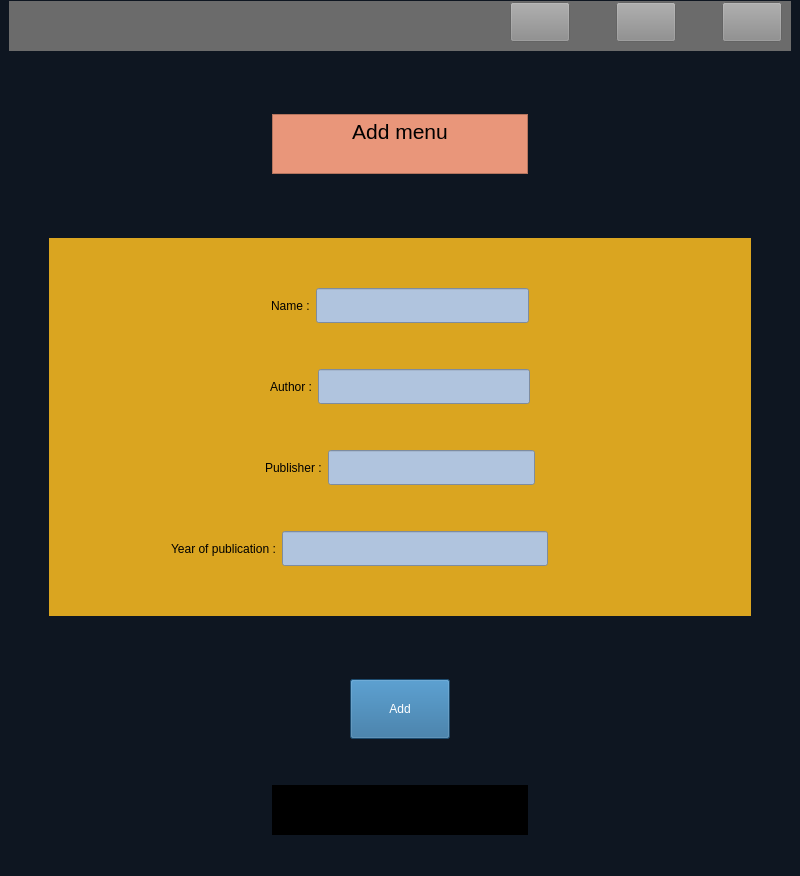
Before: the Qt Designer form Project/add.ui in AminNaghiyan/uiap92_project, drawn with Qt 5.
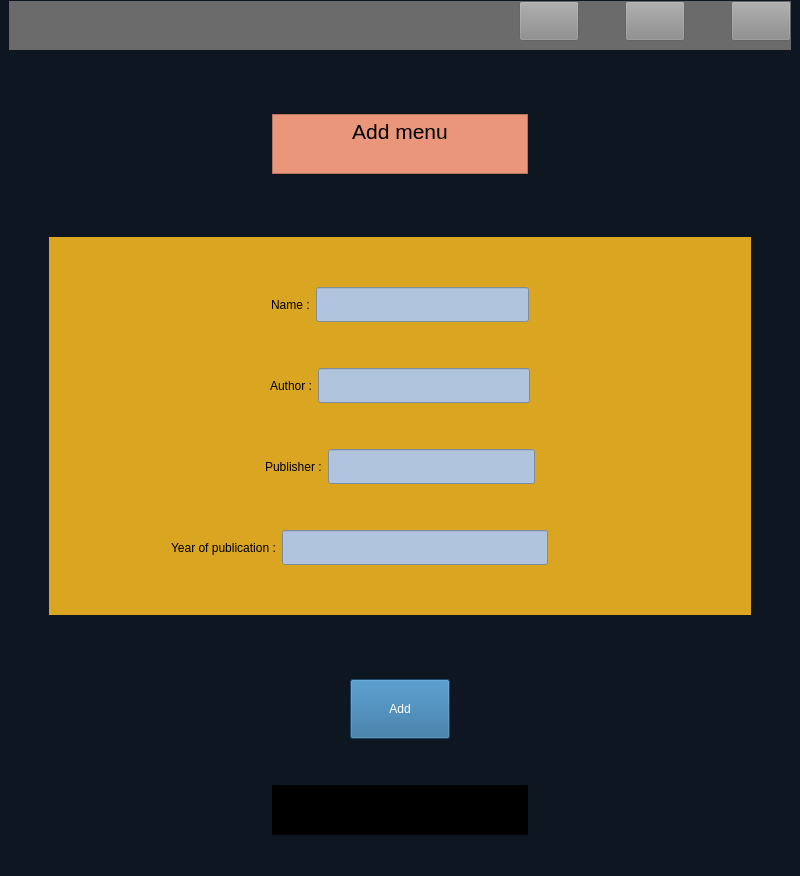
After: the same form once the commit is applied. Icons and pictures are not drawn.

Commit message: Design final appearance of page Borrow

Diff of the .ui file:
```diff
--- a/Project/add.ui
+++ b/Project/add.ui
@@ -141,8 +141,14 @@
          </sizepolicy>
         </property>
         <layout class="QHBoxLayout" name="horizontalLayout">
+         <property name="leftMargin">
+          <number>0</number>
+         </property>
          <property name="topMargin">
-          <number>1</number>
+          <number>0</number>
+         </property>
+         <property name="rightMargin">
+          <number>0</number>
          </property>
          <item>
           <spacer name="horizontalSpacer">
```
The commit also changes 7 other files.
